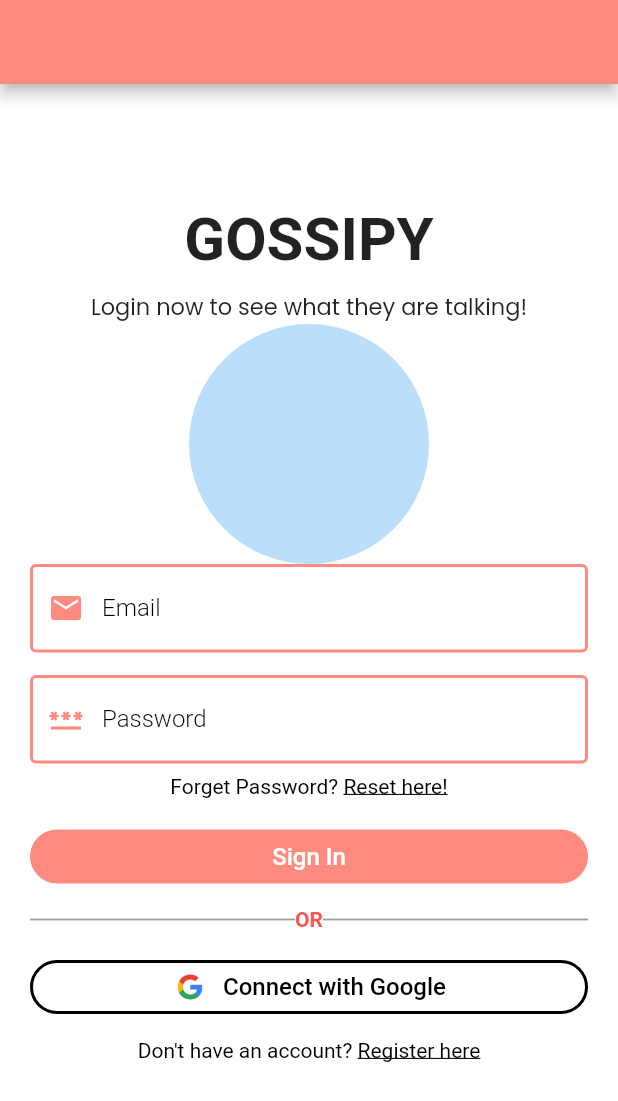
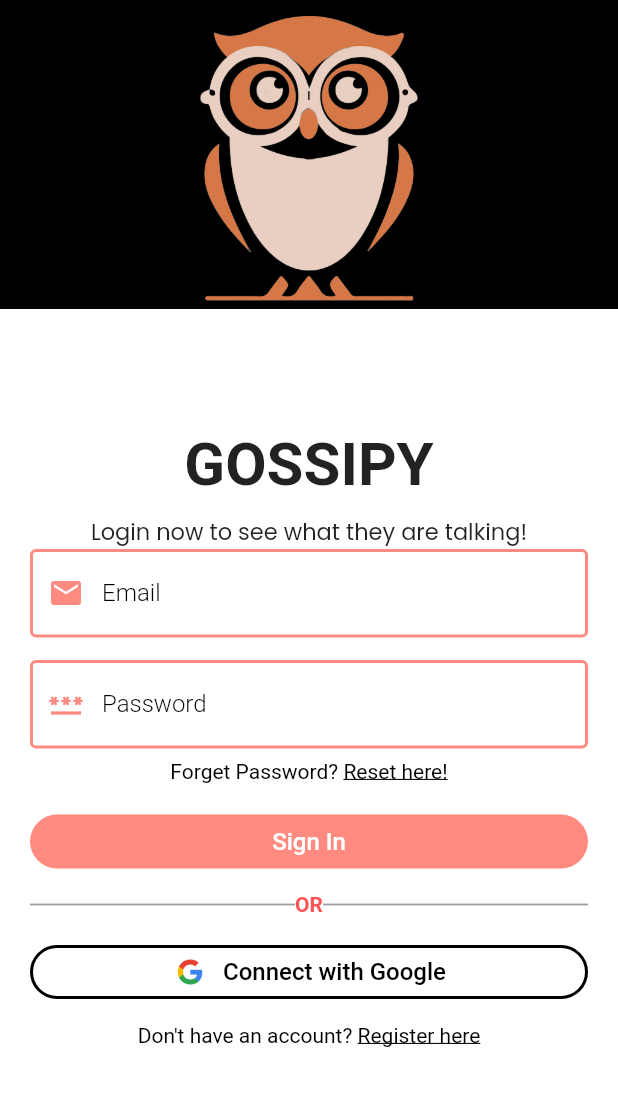
Before and after one commit to mansi05041/chatgrp_firebase, a Flutter app: the screen it shows after launch, on a phone screen of 412 x 824 dp. Shown: the top 1101 px of the screen. Run offline on Flutter 3.47's test engine with Material 2 defaults, Android fonts, the phone set to English and light mode, and no system bars; our stand-ins replace animated_splash_screen, cloud_firestore, firebase_auth, firebase_core, google_fonts, google_sign_in and 1 more; accounts and stored records are empty; Roboto replaces fonts that are missing (Eczar).

Commit message:
Update login_page.dart

```diff
--- a/lib/pages/login_page.dart
+++ b/lib/pages/login_page.dart
@@ -28,18 +28,34 @@ class _LoginPageState extends State<LoginPage> {
   @override
   Widget build(BuildContext context) {
     return Scaffold(
-        appBar: AppBar(
-          backgroundColor: Theme.of(context).primaryColor,
-          automaticallyImplyLeading: false,
-        ),
       body: _isLoading
           ? Center(
               child: CircularProgressIndicator(
                   color: Theme.of(context).primaryColor))
           : SingleChildScrollView(
+              child: Column(
+                children: [
+                  Container(
+                    height: MediaQuery.of(context).size.height * 0.25,
+                    color: Colors.black,
+                    child: Center(
                       child: Padding(
-                  padding:
-                      const EdgeInsets.symmetric(horizontal: 20, vertical: 80),
+                        padding: const EdgeInsets.only(top: 5),
+                        child: Container(
+                          decoration: const BoxDecoration(
+                            image: DecorationImage(
+                              image: AssetImage('image/IconGossipy.png'),
+                              fit: BoxFit.scaleDown,
+                            ),
+                          ),
+                        ),
+                      ),
+                    ),
+                  ),
+                  Container(
+                    child: Padding(
+                      padding: const EdgeInsets.symmetric(
+                          horizontal: 20, vertical: 80),
                       child: Form(
                         key: formKey,
                         child: Column(
@@ -59,12 +75,6 @@ class _LoginPageState extends State<LoginPage> {
                                     textStyle: const TextStyle(
                                         fontSize: 15,
                                         fontWeight: FontWeight.w400))),
-                        // Image
-                        CircleAvatar(
-                          radius: 80,
-                          backgroundImage:
-                              AssetImage("image/people_discuss.jpg"),
-                        ),
                             // email
                             TextFormField(
                               decoration: textInputDecoration.copyWith(
@@ -138,10 +148,12 @@ class _LoginPageState extends State<LoginPage> {
                               width: double.infinity,
                               child: ElevatedButton(
                                 style: ElevatedButton.styleFrom(
-                                backgroundColor: Theme.of(context).primaryColor,
+                                    backgroundColor:
+                                        Theme.of(context).primaryColor,
                                     elevation: 0,
                                     shape: RoundedRectangleBorder(
-                                    borderRadius: BorderRadius.circular(30))),
+                                        borderRadius:
+                                            BorderRadius.circular(30))),
                                 onPressed: () {
                                   login();
                                 },
@@ -230,7 +242,8 @@ class _LoginPageState extends State<LoginPage> {
                                         decoration: TextDecoration.underline),
                                     recognizer: TapGestureRecognizer()
                                       ..onTap = () {
-                                    nextScreen(context, const RegisterPage());
+                                        nextScreen(
+                                            context, const RegisterPage());
                                       }),
                               ],
                             )),
@@ -238,7 +251,11 @@ class _LoginPageState extends State<LoginPage> {
                         ),
                       ),
                     ),
-              ));
+                  ),
+                ],
+              ),
+            ),
+    );
   }
 
   // function to login with google Account
```
Lines whose indentation alone changed are shown as unchanged.
